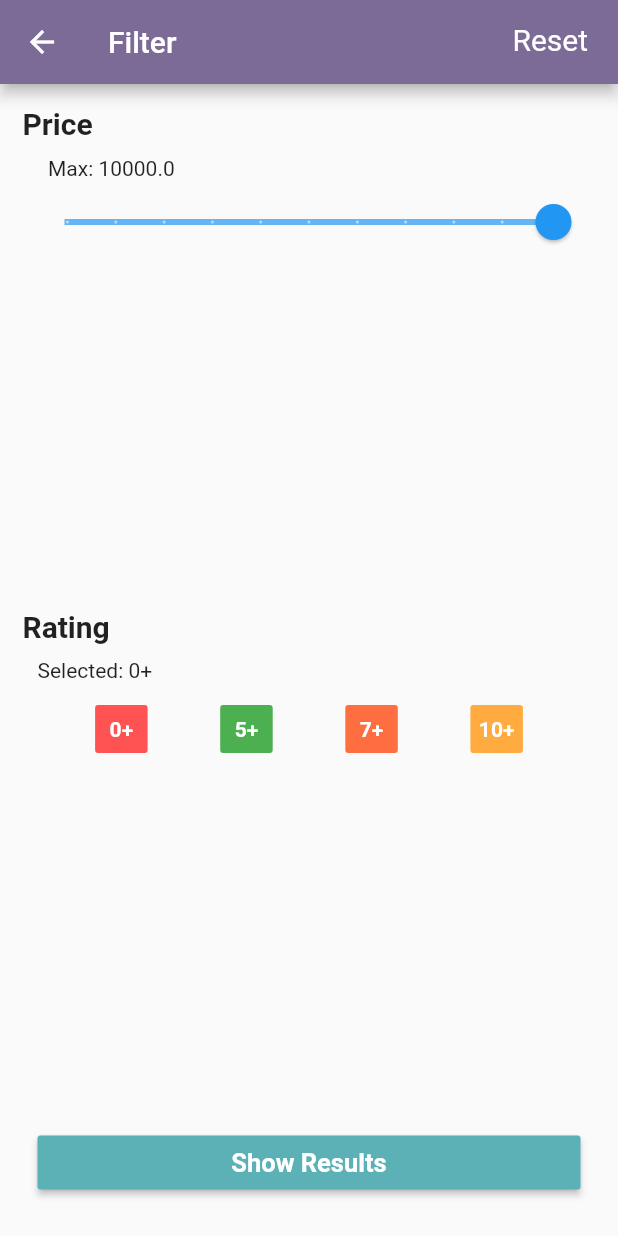
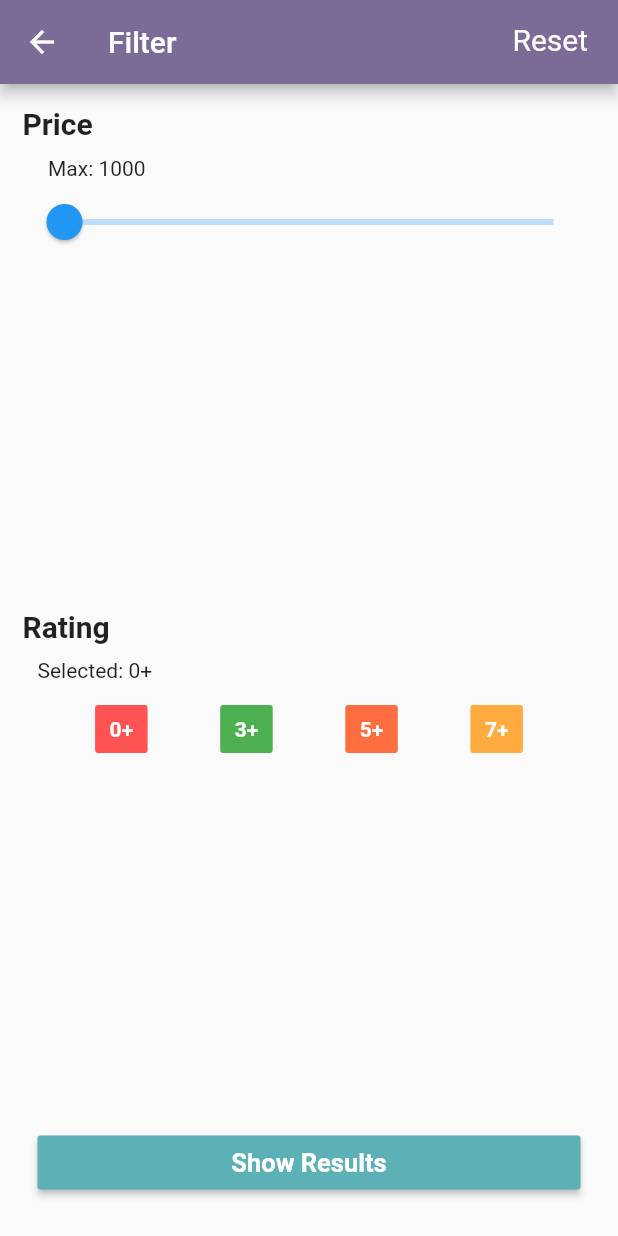
Before and after one commit to acharjeeauntor/Reco_App, a Flutter app: the MainScreen screen opened directly, after a tap on "Filter", on a phone screen of 412 x 824 dp. Run offline on Flutter 3.47's test engine with Material 2 defaults, Android fonts, the phone set to English and light mode, and no system bars; our stand-ins replace connectivity, flutter_typeahead, share; missing offline and left inert: dropdownfield; network calls fail; Roboto replaces fonts that are missing (Hindi).

Commit message:
some change on Filter option.

```diff
--- a/lib/screens/filteredScreen.dart
+++ b/lib/screens/filteredScreen.dart
@@ -1,4 +1,6 @@
+import 'package:provider/provider.dart';
 import 'package:recoapp/index.dart';
+import 'package:recoapp/providers/appData.dart';
 
 class FilteredScreen extends StatefulWidget {
   @override
@@ -6,10 +8,11 @@ class FilteredScreen extends StatefulWidget {
 }
 
 class _FilteredScreenState extends State<FilteredScreen> {
-  double price = 10000.0;
+  int price = 1000;
   var rating = 0;
   @override
   Widget build(BuildContext context) {
+    final appDataProvider = Provider.of<AppData>(context, listen: false);
     return Scaffold(
       appBar: AppBar(
         title: Text(
@@ -29,7 +32,7 @@ class _FilteredScreenState extends State<FilteredScreen> {
             ),
             onTap: () {
               setState(() {
-                price = 10000.0;
+                price = 1000;
                 rating = 0;
               });
             },
@@ -74,13 +77,13 @@ class _FilteredScreenState extends State<FilteredScreen> {
                             RoundSliderOverlayShape(overlayRadius: 28.0),
                       ),
                       child: Slider(
-                        min: 100,
-                        max: 10000,
-                        divisions: 10,
-                        value: price,
-                        onChanged: (value) {
+                        min: 1000,
+                        divisions: 1000,
+                        max: 100000,
+                        value: price.toDouble(),
+                        onChanged: (double value) {
                           setState(() {
-                            price = value;
+                            price = value.toInt();
                           });
                         },
                       ),
@@ -117,9 +120,9 @@ class _FilteredScreenState extends State<FilteredScreen> {
                       mainAxisAlignment: MainAxisAlignment.spaceEvenly,
                       children: [
                         ratting(context, Colors.redAccent, 0),
-                        ratting(context, Colors.green, 5),
-                        ratting(context, Colors.deepOrangeAccent, 7),
-                        ratting(context, Colors.orangeAccent, 10),
+                        ratting(context, Colors.green, 3),
+                        ratting(context, Colors.deepOrangeAccent, 5),
+                        ratting(context, Colors.orangeAccent, 7),
                       ],
                     ),
                   ],
@@ -135,6 +138,13 @@ class _FilteredScreenState extends State<FilteredScreen> {
               onPressed: () {
                 print("Rating:$rating");
                 print("Price:$price");
+
+                appDataProvider.fetchProductsByFilter(
+                    appDataProvider.productName,
+                    price.toString(),
+                    rating.toString(),
+                    appDataProvider.getCategory);
+
                 Navigator.pop(context);
               },
               child: Padding(
--- a/lib/screens/mainScreen.dart
+++ b/lib/screens/mainScreen.dart
@@ -114,7 +114,9 @@ class _MainScreen extends State<MainScreen> {
         Consumer<AppData>(
           builder: (context, products, ch) {
             return Expanded(
-              child: ListView.builder(
+              child: products.productsList.length == 0
+                  ? Center(child: Text("No Product Found"))
+                  : ListView.builder(
                       scrollDirection: Axis.vertical,
                       shrinkWrap: true,
                       physics: ScrollPhysics(),
@@ -136,12 +138,17 @@ class _MainScreen extends State<MainScreen> {
                                         topLeft: Radius.circular(15),
                                         topRight: Radius.circular(15),
                                       ),
-                                  child: Image.network(
-                                    products.productsList[index].siteImageUrl,
+                                      child: products.productsList[index]
+                                                  .siteImageUrl !=
+                                              null
+                                          ? Image.network(
+                                              products.productsList[index]
+                                                  .siteImageUrl,
                                               height: 250,
                                               width: double.infinity,
                                               fit: BoxFit.cover,
-                                  ),
+                                            )
+                                          : Container(),
                                     ),
                                     Positioned(
                                       bottom: 35,
@@ -177,7 +184,8 @@ class _MainScreen extends State<MainScreen> {
                                         child: Text(
                                           products.productsList[index].site,
                                           style: TextStyle(
-                                          fontSize: 20, color: Colors.white),
+                                              fontSize: 20,
+                                              color: Colors.white),
                                           softWrap: true,
                                           overflow: TextOverflow.fade,
                                         ),
@@ -188,7 +196,8 @@ class _MainScreen extends State<MainScreen> {
                                       left: 10,
                                       child: Container(
                                         decoration: BoxDecoration(
-                                        borderRadius: BorderRadius.circular(5),
+                                            borderRadius:
+                                                BorderRadius.circular(5),
                                             color: Colors.green),
                                         padding: EdgeInsets.symmetric(
                                             horizontal: 10, vertical: 1),
@@ -196,7 +205,8 @@ class _MainScreen extends State<MainScreen> {
                                           products.productsList[index].rating
                                               .toString(),
                                           style: TextStyle(
-                                          fontSize: 15, color: Colors.white),
+                                              fontSize: 15,
+                                              color: Colors.white),
                                           softWrap: true,
                                           overflow: TextOverflow.fade,
                                         ),
--- a/lib/widgets/searchcard.dart
+++ b/lib/widgets/searchcard.dart
@@ -112,6 +112,7 @@ class _SearchcardState extends State<Searchcard> {
         appDataProvider.fetchProducts(
             pName: _productController.text, category: _categoryController.text);
         appDataProvider.addProductName(_productController.text);
+        appDataProvider.addCategoryName(_categoryController.text);
 //        print(_categoryController.text);
 //        print(_suggestionTextFieldController.text);
         _categoryController.clear();
```
Also changed, not shown: lib/providers/appData.dart (+39 -1 lines). Lines whose indentation alone changed are shown as unchanged.
